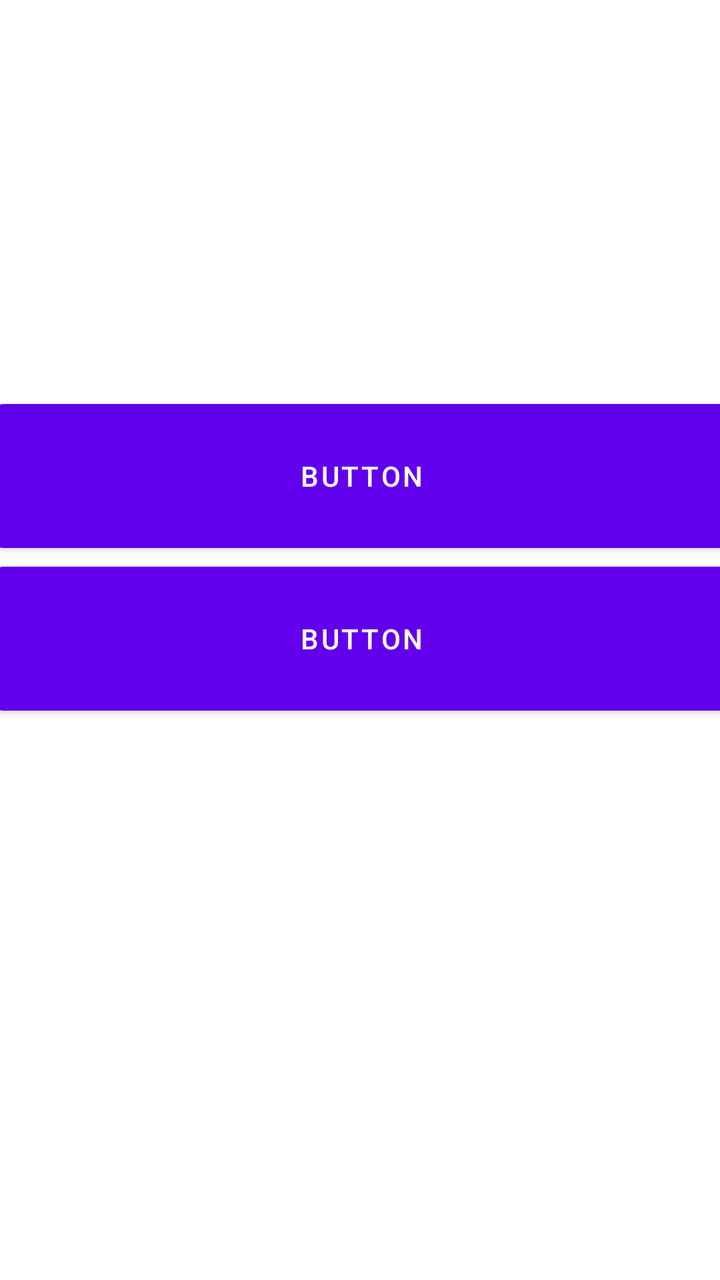
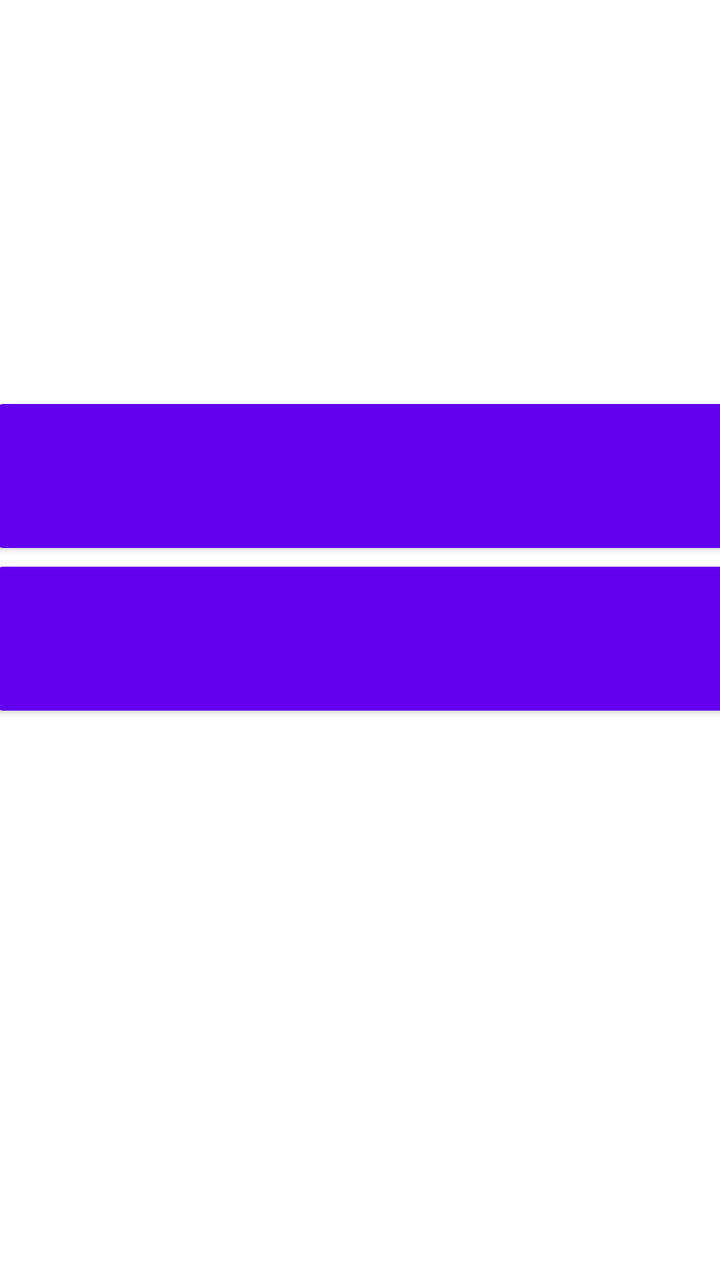

An Android layout rendered at two revisions. The XML below is the earlier revision; the diff shows what the commit changed to produce the second picture.
<!-- AndroidManifest.xml: application theme Theme.NiUnDiaGratis -->
<!-- res/layout/fragment_submenu01.xml -->
<?xml version="1.0" encoding="utf-8"?>
<androidx.constraintlayout.widget.ConstraintLayout xmlns:android="http://schemas.android.com/apk/res/android"
    xmlns:app="http://schemas.android.com/apk/res-auto"
    xmlns:tools="http://schemas.android.com/tools"
    android:id="@+id/frameLayout"
    android:layout_width="match_parent"
    android:layout_height="match_parent"
    tools:context=".Submenu01Fragment">



    <Button
        android:id="@+id/btn_Sub_Opcion1"
        android:layout_width="366dp"
        android:layout_height="84dp"
        android:layout_marginTop="196dp"
        android:text="Button"
        app:layout_constraintEnd_toEndOf="parent"
        app:layout_constraintHorizontal_bias="0.498"
        app:layout_constraintStart_toStartOf="parent"
        app:layout_constraintTop_toTopOf="parent" />

    <Button
        android:id="@+id/btn_Sub_Opcion2"
        android:layout_width="366dp"
        android:layout_height="84dp"
        android:text="Button"
        app:layout_constraintBottom_toBottomOf="parent"
        app:layout_constraintEnd_toEndOf="parent"
        app:layout_constraintHorizontal_bias="0.488"
        app:layout_constraintStart_toStartOf="parent"
        app:layout_constraintTop_toTopOf="parent"
        app:layout_constraintVertical_bias="0.499" />

</androidx.constraintlayout.widget.ConstraintLayout>
<!-- resources referenced by this layout -->
<resources>
  <style name="Theme.NiUnDiaGratis" parent="Theme.MaterialComponents.DayNight.DarkActionBar">
          
          <item name="colorPrimary">@color/purple_500</item>
          <item name="colorPrimaryVariant">@color/purple_700</item>
          <item name="colorOnPrimary">@color/white</item>
          
          <item name="colorSecondary">@color/teal_200</item>
          <item name="colorSecondaryVariant">@color/teal_700</item>
          <item name="colorOnSecondary">@color/black</item>
          
          <item name="android:statusBarColor">?attr/colorPrimaryVariant</item>
          
      </style>
  <color name="purple_500">#FF6200EE</color>
  <color name="purple_700">#FF3700B3</color>
  <color name="white">#FFFFFFFF</color>
  <color name="teal_200">#FF03DAC5</color>
  <color name="teal_700">#FF018786</color>
  <color name="black">#FF000000</color>
</resources>

<!-- the commit's change to res/layout/fragment_submenu01.xml (unified diff, before → after) -->
@@ -14,7 +14,6 @@
         android:layout_width="366dp"
         android:layout_height="84dp"
         android:layout_marginTop="196dp"
-        android:text="Button"
         app:layout_constraintEnd_toEndOf="parent"
         app:layout_constraintHorizontal_bias="0.498"
         app:layout_constraintStart_toStartOf="parent"
@@ -24,7 +23,6 @@
         android:id="@+id/btn_Sub_Opcion2"
         android:layout_width="366dp"
         android:layout_height="84dp"
-        android:text="Button"
         app:layout_constraintBottom_toBottomOf="parent"
         app:layout_constraintEnd_toEndOf="parent"
         app:layout_constraintHorizontal_bias="0.488"
